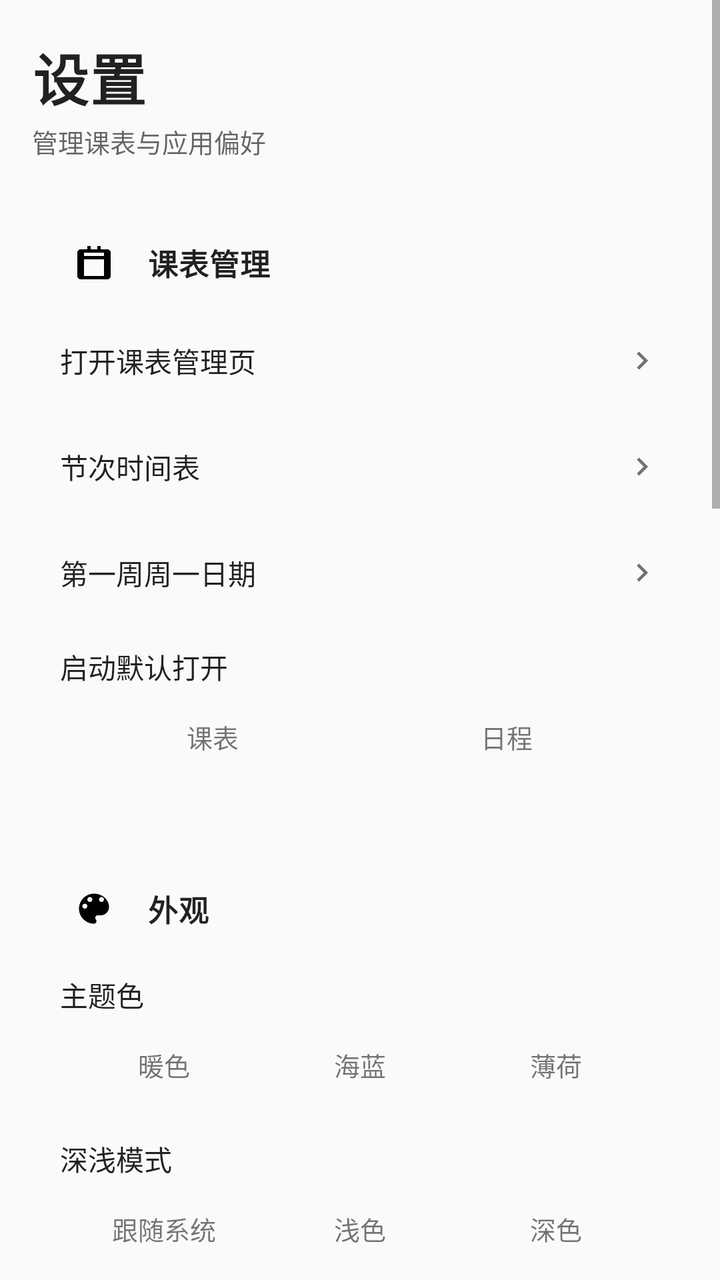
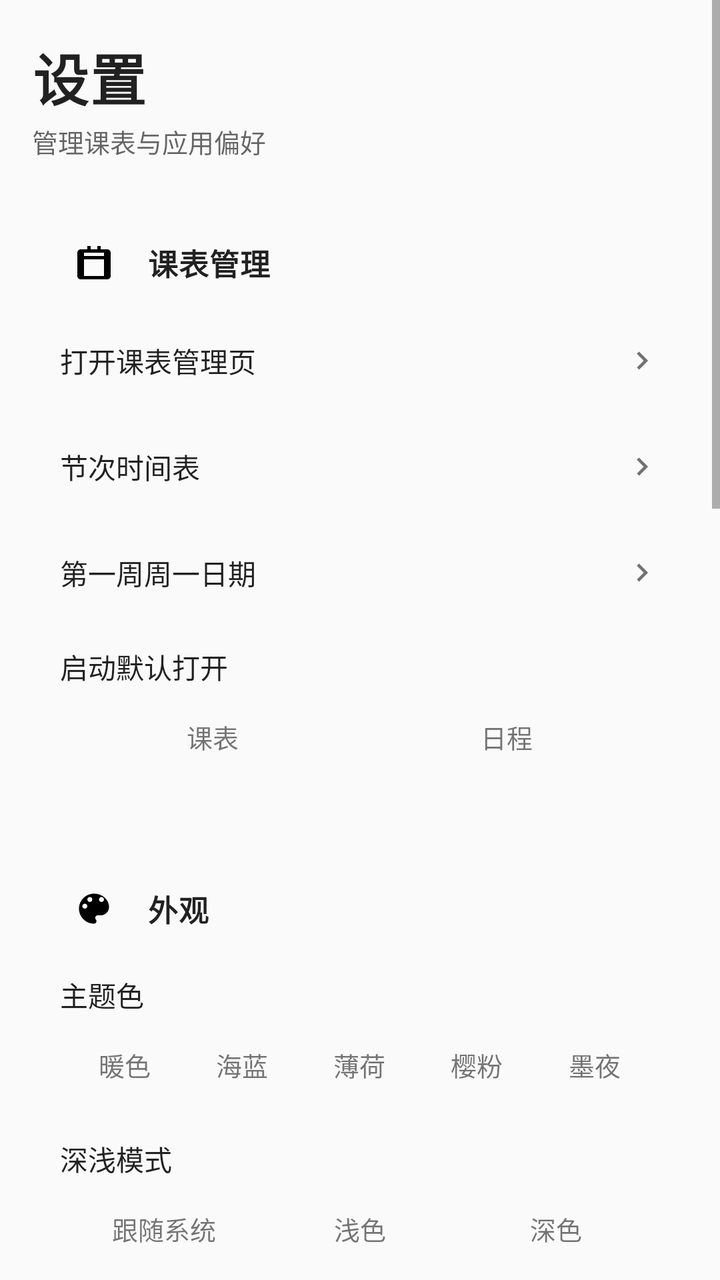

An Android layout rendered at two revisions. The XML below is the earlier revision; the diff shows what the commit changed to produce the second picture.
<!-- AndroidManifest.xml: application theme Theme.AppCompat.Light.NoActionBar -->
<!-- res/layout/fragment_settings.xml -->
<?xml version="1.0" encoding="utf-8"?>
<ScrollView xmlns:android="http://schemas.android.com/apk/res/android"
    android:layout_width="match_parent"
    android:layout_height="match_parent"
    android:background="@android:color/transparent"
    android:clipToPadding="false"
    android:fillViewport="true">

    <LinearLayout
        android:layout_width="match_parent"
        android:layout_height="wrap_content"
        android:orientation="vertical"
        android:paddingStart="16dp"
        android:paddingTop="18dp"
        android:paddingEnd="16dp"
        android:paddingBottom="24dp">

        <TextView
            android:layout_width="match_parent"
            android:layout_height="wrap_content"
            android:text="@string/settings_title"
            android:textColor="?android:attr/textColorPrimary"
            android:textSize="28sp"
            android:textStyle="bold"
            android:letterSpacing="0.02" />

        <TextView
            android:layout_width="match_parent"
            android:layout_height="wrap_content"
            android:layout_marginTop="2dp"
            android:layout_marginBottom="20dp"
            android:text="@string/settings_intro"
            android:textColor="?android:attr/textColorSecondary"
            android:textSize="13sp" />

        
        <LinearLayout
            android:id="@+id/settingsCardTimetable"
            style="@style/SettingsCard">

            <LinearLayout style="@style/SettingsCardHeader">
                <ImageView
                    android:id="@+id/iconTimetable"
                    style="@style/SettingsCardIcon"
                    android:src="@drawable/ic_settings_calendar"
                    android:contentDescription="@null" />
                <TextView
                    style="@style/SettingsCardTitle"
                    android:text="@string/settings_timetable_manage" />
            </LinearLayout>

            <LinearLayout
                android:id="@+id/rowManageTimetable"
                style="@style/SettingsRow">
                <TextView
                    style="@style/SettingsRowLabel"
                    android:text="@string/settings_open_timetable_manage" />
                <ImageView style="@style/SettingsRowChevron" android:contentDescription="@null" />
            </LinearLayout>

            <View
                android:id="@+id/dividerTimetable"
                style="@style/SettingsDivider" />

            <LinearLayout
                android:id="@+id/rowTimeProfiles"
                style="@style/SettingsRow">
                <TextView
                    style="@style/SettingsRowLabel"
                    android:text="@string/settings_time_profiles" />
                <TextView
                    android:id="@+id/timeProfilesValue"
                    style="@style/SettingsRowValue" />
                <ImageView style="@style/SettingsRowChevron" android:contentDescription="@null" />
            </LinearLayout>

            <View style="@style/SettingsDivider" />

            <LinearLayout
                android:id="@+id/rowSemesterStart"
                style="@style/SettingsRow">
                <TextView
                    style="@style/SettingsRowLabel"
                    android:text="@string/settings_row_first_week" />
                <TextView
                    android:id="@+id/semesterStartDateText"
                    style="@style/SettingsRowValue" />
                <ImageView style="@style/SettingsRowChevron" android:contentDescription="@null" />
            </LinearLayout>

            <View style="@style/SettingsDivider" />

            <LinearLayout style="@style/SettingsFieldLabel">
                <TextView
                    style="@style/SettingsRowLabel"
                    android:text="@string/settings_row_default_open" />
            </LinearLayout>

            <LinearLayout
                android:id="@+id/defaultOpenGroup"
                style="@style/SettingsSegment">
                <TextView
                    android:id="@+id/defaultOpenTimetable"
                    style="@style/SettingsSegmentButton"
                    android:text="@string/nav_timetable" />
                <TextView
                    android:id="@+id/defaultOpenToday"
                    style="@style/SettingsSegmentButton"
                    android:text="@string/nav_today" />
            </LinearLayout>
        </LinearLayout>

        
        <LinearLayout
            android:id="@+id/settingsCardAppearance"
            style="@style/SettingsCard">

            <LinearLayout style="@style/SettingsCardHeader">
                <ImageView
                    android:id="@+id/iconAppearance"
                    style="@style/SettingsCardIcon"
                    android:src="@drawable/ic_settings_palette"
                    android:contentDescription="@null" />
                <TextView
                    style="@style/SettingsCardTitle"
                    android:text="@string/settings_appearance" />
            </LinearLayout>

            <LinearLayout style="@style/SettingsFieldLabel">
                <TextView
                    style="@style/SettingsRowLabel"
                    android:text="@string/settings_theme" />
            </LinearLayout>

            <LinearLayout
                android:id="@+id/themeGroup"
                style="@style/SettingsSegment">
                <TextView
                    android:id="@+id/themeWarm"
                    style="@style/SettingsSegmentButton"
                    android:text="@string/settings_theme_warm" />
                <TextView
                    android:id="@+id/themeOcean"
                    style="@style/SettingsSegmentButton"
                    android:text="@string/settings_theme_ocean" />
                <TextView
                    android:id="@+id/themeMint"
                    style="@style/SettingsSegmentButton"
                    android:text="@string/settings_theme_mint" />
            </LinearLayout>

            <LinearLayout style="@style/SettingsFieldLabel">
                <TextView
                    style="@style/SettingsRowLabel"
                    android:text="@string/settings_dark_mode" />
            </LinearLayout>

            <LinearLayout
                android:id="@+id/darkModeGroup"
                style="@style/SettingsSegment">
                <TextView
                    android:id="@+id/darkModeSystem"
                    style="@style/SettingsSegmentButton"
                    android:text="@string/settings_dark_follow_system" />
                <TextView
                    android:id="@+id/darkModeLight"
                    style="@style/SettingsSegmentButton"
                    android:text="@string/settings_dark_light" />
                <TextView
                    android:id="@+id/darkModeDark"
                    style="@style/SettingsSegmentButton"
                    android:text="@string/settings_dark_dark" />
            </LinearLayout>

            <LinearLayout style="@style/SettingsFieldLabel">
                <TextView
                    style="@style/SettingsRowLabel"
                    android:text="@string/settings_font_scale" />
            </LinearLayout>

            <LinearLayout
                android:id="@+id/fontScaleGroup"
                style="@style/SettingsSegment">
                <TextView
                    android:id="@+id/fontSmall"
                    style="@style/SettingsSegmentButton"
                    android:text="@string/settings_font_small" />
                <TextView
                    android:id="@+id/fontNormal"
                    style="@style/SettingsSegmentButton"
                    android:text="@string/settings_font_normal" />
                <TextView
                    android:id="@+id/fontLarge"
                    style="@style/SettingsSegmentButton"
                    android:text="@string/settings_font_large" />
            </LinearLayout>

            <View
                android:id="@+id/dividerAppearance"
                style="@style/SettingsDivider" />

            <LinearLayout style="@style/SettingsRow">
                <TextView
                    style="@style/SettingsRowLabel"
                    android:text="@string/settings_show_non_current" />
                <androidx.appcompat.widget.SwitchCompat
                    android:id="@+id/showNonCurrentSwitch"
                    style="@style/SettingsRowSwitch" />
            </LinearLayout>
        </LinearLayout>

        
        <LinearLayout
            android:id="@+id/settingsCardReminder"
            style="@style/SettingsCard">

            <LinearLayout style="@style/SettingsCardHeader">
                <ImageView
                    android:id="@+id/iconReminder"
                    style="@style/SettingsCardIcon"
                    android:src="@drawable/ic_settings_bell"
                    android:contentDescription="@null" />
                <TextView
                    style="@style/SettingsCardTitle"
                    android:text="@string/settings_reminder" />
            </LinearLayout>

            <LinearLayout style="@style/SettingsRow">
                <TextView
                    style="@style/SettingsRowLabel"
                    android:text="@string/settings_reminder_enable" />
                <androidx.appcompat.widget.SwitchCompat
                    android:id="@+id/reminderSwitch"
                    style="@style/SettingsRowSwitch" />
            </LinearLayout>

            <View style="@style/SettingsDivider" />

            <LinearLayout
                android:id="@+id/rowReminderTime"
                style="@style/SettingsRow">
                <TextView
                    style="@style/SettingsRowLabel"
                    android:text="@string/settings_row_reminder_time" />
                <TextView
                    android:id="@+id/reminderTimeText"
                    style="@style/SettingsRowValue" />
                <ImageView style="@style/SettingsRowChevron" android:contentDescription="@null" />
            </LinearLayout>
        </LinearLayout>

        
        <LinearLayout
            android:id="@+id/settingsCardBackground"
            style="@style/SettingsCard">

            <LinearLayout style="@style/SettingsCardHeader">
                <ImageView
                    android:id="@+id/iconBackground"
                    style="@style/SettingsCardIcon"
                    android:src="@drawable/ic_settings_wallpaper"
                    android:contentDescription="@null" />
                <TextView
                    style="@style/SettingsCardTitle"
                    android:text="@string/settings_custom_background" />
            </LinearLayout>

            <LinearLayout
                android:id="@+id/rowChooseBackground"
                style="@style/SettingsRow">
                <TextView
                    style="@style/SettingsRowLabel"
                    android:text="@string/settings_choose_crop" />
                <ImageView style="@style/SettingsRowChevron" android:contentDescription="@null" />
            </LinearLayout>

            <View style="@style/SettingsDivider" />

            <LinearLayout
                android:id="@+id/rowClearBackground"
                style="@style/SettingsRow">
                <TextView
                    style="@style/SettingsRowLabel"
                    android:text="@string/settings_restore_default" />
                <ImageView style="@style/SettingsRowChevron" android:contentDescription="@null" />
            </LinearLayout>

            <TextView
                style="@style/SettingsCardHint"
                android:text="@string/settings_background_hint" />
        </LinearLayout>

        
        <LinearLayout
            android:id="@+id/settingsCardData"
            style="@style/SettingsCard">

            <LinearLayout style="@style/SettingsCardHeader">
                <ImageView
                    android:id="@+id/iconData"
                    style="@style/SettingsCardIcon"
                    android:src="@drawable/ic_settings_folder"
                    android:contentDescription="@null" />
                <TextView
                    style="@style/SettingsCardTitle"
                    android:text="@string/settings_data" />
            </LinearLayout>

            <LinearLayout
                android:id="@+id/rowExportText"
                style="@style/SettingsRow">
                <TextView
                    style="@style/SettingsRowLabel"
                    android:text="@string/settings_export_text" />
                <ImageView style="@style/SettingsRowChevron" android:contentDescription="@null" />
            </LinearLayout>

            <View style="@style/SettingsDivider" />

            <LinearLayout
                android:id="@+id/rowBackup"
                style="@style/SettingsRow">
                <TextView
                    style="@style/SettingsRowLabel"
                    android:text="@string/settings_backup" />
                <ImageView style="@style/SettingsRowChevron" android:contentDescription="@null" />
            </LinearLayout>

            <View style="@style/SettingsDivider" />

            <LinearLayout
                android:id="@+id/rowRestore"
                style="@style/SettingsRow">
                <TextView
                    style="@style/SettingsRowLabel"
                    android:text="@string/settings_restore" />
                <ImageView style="@style/SettingsRowChevron" android:contentDescription="@null" />
            </LinearLayout>
        </LinearLayout>

        
        <LinearLayout
            android:id="@+id/settingsCardAbout"
            style="@style/SettingsCard">

            <LinearLayout style="@style/SettingsCardHeader">
                <ImageView
                    android:id="@+id/iconAbout"
                    style="@style/SettingsCardIcon"
                    android:src="@drawable/ic_tool_web"
                    android:contentDescription="@null" />
                <TextView
                    style="@style/SettingsCardTitle"
                    android:text="@string/settings_about" />
            </LinearLayout>

            <LinearLayout
                android:id="@+id/rowVersion"
                style="@style/SettingsRow">
                <TextView
                    style="@style/SettingsRowLabel"
                    android:text="@string/settings_app_version" />
                <TextView
                    android:id="@+id/updateVersionText"
                    style="@style/SettingsRowValue" />
            </LinearLayout>
        </LinearLayout>

        <TextView
            android:id="@+id/settingsFooterVersion"
            android:layout_width="match_parent"
            android:layout_height="wrap_content"
            android:gravity="center"
            android:text="XClass"
            android:textColor="?android:attr/textColorSecondary"
            android:textSize="12sp"
            android:layout_marginTop="8dp" />
    </LinearLayout>
</ScrollView>
<!-- resources referenced by this layout -->
<resources>
  <string name="nav_timetable">课表</string>
  <string name="nav_today">日程</string>
  <string name="settings_about">关于</string>
  <string name="settings_app_version">版本</string>
  <string name="settings_appearance">外观</string>
  <string name="settings_background_hint">支持从相册选择后截取，保存为应用背景。</string>
  <string name="settings_backup">备份全部课表</string>
  <string name="settings_choose_crop">选择并裁剪</string>
  <string name="settings_custom_background">自定义背景</string>
  <string name="settings_dark_dark">深色</string>
  <string name="settings_dark_follow_system">跟随系统</string>
  <string name="settings_dark_light">浅色</string>
  <string name="settings_dark_mode">深浅模式</string>
  <string name="settings_data">数据管理</string>
  <string name="settings_export_text">导出当前课表为文本</string>
  <string name="settings_font_large">大号</string>
  <string name="settings_font_normal">标准</string>
  <string name="settings_font_scale">课表字号</string>
  <string name="settings_font_small">小号</string>
  <string name="settings_intro">管理课表与应用偏好</string>
  <string name="settings_open_timetable_manage">打开课表管理页</string>
  <string name="settings_reminder">上课提醒</string>
  <string name="settings_reminder_enable">每天早上发送今日课程提醒</string>
  <string name="settings_restore">恢复备份</string>
  <string name="settings_restore_default">恢复默认</string>
  <string name="settings_row_default_open">启动默认打开</string>
  <string name="settings_row_first_week">第一周周一日期</string>
  <string name="settings_row_reminder_time">提醒时间</string>
  <string name="settings_show_non_current">显示非本周课程</string>
  <string name="settings_theme">主题色</string>
  <string name="settings_theme_mint">薄荷</string>
  <string name="settings_theme_ocean">海蓝</string>
  <string name="settings_theme_warm">暖色</string>
  <string name="settings_time_profiles">节次时间表</string>
  <string name="settings_timetable_manage">课表管理</string>
  <string name="settings_title">设置</string>
  <style name="SettingsCard">
          <item name="android:layout_width">match_parent</item>
          <item name="android:layout_height">wrap_content</item>
          <item name="android:orientation">vertical</item>
          <item name="android:padding">14dp</item>
          <item name="android:layout_marginBottom">12dp</item>
      </style>
  <style name="SettingsCardHeader">
          <item name="android:layout_width">match_parent</item>
          <item name="android:layout_height">wrap_content</item>
          <item name="android:orientation">horizontal</item>
          <item name="android:gravity">center_vertical</item>
          <item name="android:layout_marginBottom">8dp</item>
      </style>
  <style name="SettingsCardIcon">
          <item name="android:layout_width">34dp</item>
          <item name="android:layout_height">34dp</item>
          <item name="android:padding">7dp</item>
          <item name="android:layout_marginEnd">10dp</item>
          <item name="android:importantForAccessibility">no</item>
      </style>
  <style name="SettingsRowLabel">
          <item name="android:layout_width">0dp</item>
          <item name="android:layout_height">wrap_content</item>
          <item name="android:layout_weight">1</item>
          <item name="android:textSize">14sp</item>
          <item name="android:textColor">?android:attr/textColorPrimary</item>
      </style>
  <style name="SettingsRowSwitch">
          <item name="android:layout_width">wrap_content</item>
          <item name="android:layout_height">wrap_content</item>
      </style>
  <style name="SettingsSegment">
          <item name="android:layout_width">match_parent</item>
          <item name="android:layout_height">wrap_content</item>
          <item name="android:orientation">horizontal</item>
          <item name="android:padding">3dp</item>
          <item name="android:layout_marginBottom">8dp</item>
      </style>
  <!-- unchanged entries left out for length: 15 -->
</resources>

<!-- the commit's change to res/layout/fragment_settings.xml (unified diff, before → after) -->
@@ -147,6 +147,14 @@
                     android:id="@+id/themeMint"
                     style="@style/SettingsSegmentButton"
                     android:text="@string/settings_theme_mint" />
+                <TextView
+                    android:id="@+id/themeSakura"
+                    style="@style/SettingsSegmentButton"
+                    android:text="@string/settings_theme_sakura" />
+                <TextView
+                    android:id="@+id/themeMidnight"
+                    style="@style/SettingsSegmentButton"
+                    android:text="@string/settings_theme_midnight" />
             </LinearLayout>
 
             <LinearLayout style="@style/SettingsFieldLabel">
<!-- resource entries referenced after the edit -->
@@ -30,8 +30,10 @@
   <string name="settings_row_reminder_time">提醒时间</string>
   <string name="settings_show_non_current">显示非本周课程</string>
   <string name="settings_theme">主题色</string>
+  <string name="settings_theme_midnight">墨夜</string>
   <string name="settings_theme_mint">薄荷</string>
   <string name="settings_theme_ocean">海蓝</string>
+  <string name="settings_theme_sakura">樱粉</string>
   <string name="settings_theme_warm">暖色</string>
   <string name="settings_time_profiles">节次时间表</string>
   <string name="settings_timetable_manage">课表管理</string>
